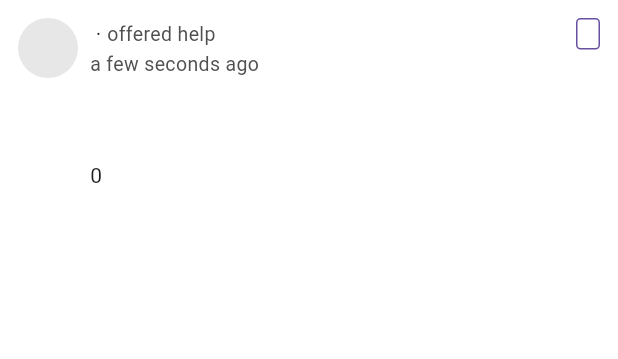
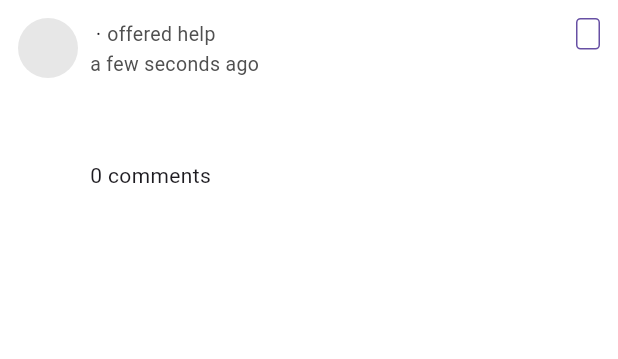
Before and after one commit to Kristaps31/NeighbourGood, a Flutter app: the TicketCard widget shown alone on an empty page, opened directly with empty values, on a phone screen of 412 x 824 dp. Shown: the top 359 px of the screen. Run offline on Flutter 3.47's test engine with Material 2 defaults, Android fonts, the phone set to English and light mode, and no system bars; our stand-ins replace cloud_firestore, firebase_auth, firebase_core, firebase_storage, google_fonts, image_picker and 2 more; accounts and stored records are empty.

Commit message:
add comment

```diff
--- a/lib/widgets/ticket_card.dart
+++ b/lib/widgets/ticket_card.dart
@@ -137,10 +137,10 @@ class TicketCard extends StatelessWidget {
                             if (snapshot.hasData) {
                               final newCommentCount = snapshot.data!;
 
-                              return Text(newCommentCount.toString());
+                              return Text('$newCommentCount comments');
                             }
 
-                            return Text(commentCount.toString());
+                            return Text('$commentCount comments');
                           })
                     ],
                   ),
```
